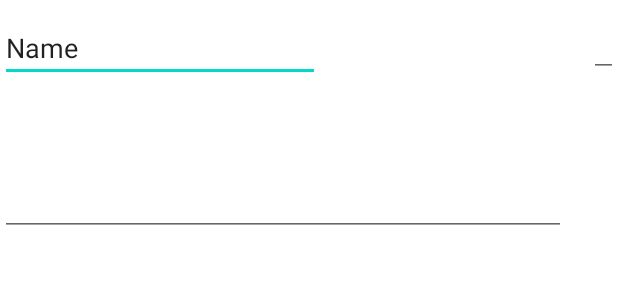
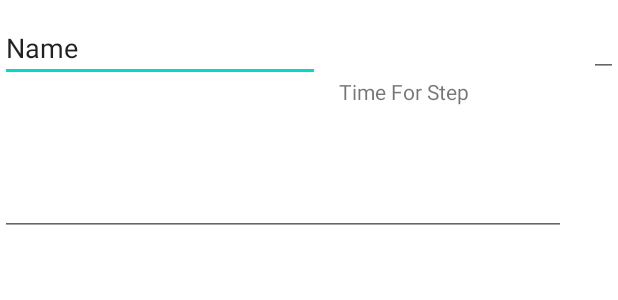
Before and after one commit to isabelle-ag/ChefsNotesApp, an Android app: the layout instruction_field.xml on its own in the app's theme, with its tools: preview values and no code run, on a phone screen of 412 x 824 dp. Shown: the top 300 px of the screen. Run offline under Robolectric (Android 15) with nearby library versions, the phone set to English and light mode, and no system bars.

Commit message:
Added label to step time

```diff
--- a/app/src/main/res/layout/instruction_field.xml
+++ b/app/src/main/res/layout/instruction_field.xml
@@ -46,6 +46,7 @@
             android:layout_toEndOf="@+id/editTextTextPersonName5"
             android:ems="10"
             android:inputType="number"
+            android:textAlignment="center"
             android:translationX="0dp"
             tools:ignore="SpeakableTextPresentCheck" />
 
@@ -60,6 +61,17 @@
             android:translationY="10dp"
             tools:ignore="SpeakableTextPresentCheck" />
 
+        <TextView
+            android:id="@+id/textView"
+            android:layout_width="99dp"
+            android:layout_height="wrap_content"
+            android:layout_below="@+id/TimeEstimate"
+            android:layout_alignParentEnd="true"
+            android:layout_marginTop="0dp"
+            android:layout_marginEnd="93dp"
+            android:text="Time For Step"
+            android:textAlignment="center" />
+
     </RelativeLayout>
 
 </TableRow>
```
